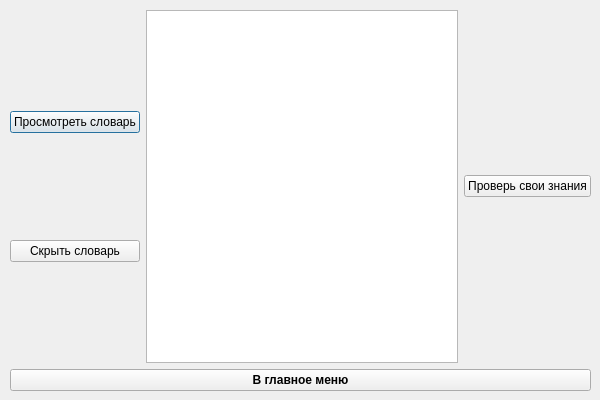
timowka0304/Word-Flow, file Word-Flow/nounsmenu.ui: the form before one commit.
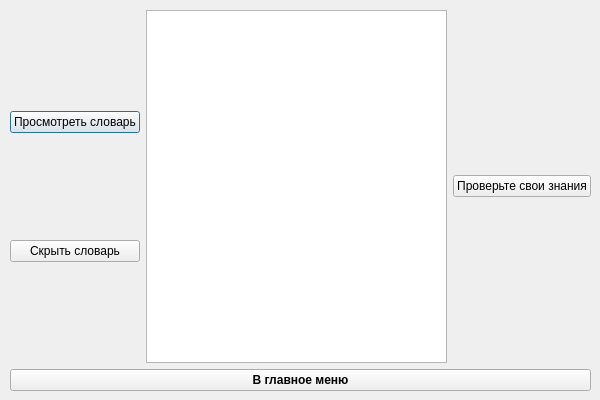
The form after the commit.

```diff
--- a/Word-Flow/nounsmenu.ui
+++ b/Word-Flow/nounsmenu.ui
@@ -49,7 +49,7 @@
       <item>
        <widget class="QPushButton" name="lets_test_Button">
         <property name="text">
-         <string>Проверь свои знания</string>
+         <string>Проверьте свои знания</string>
         </property>
        </widget>
       </item>
```
